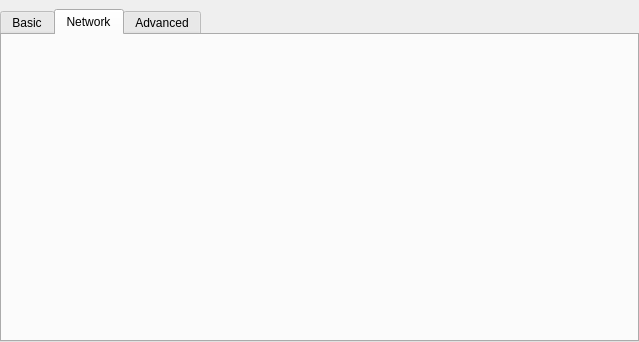
Ummon/D-LAN, file application/GUI/Settings/WidgetSettings.ui: the form before one commit.
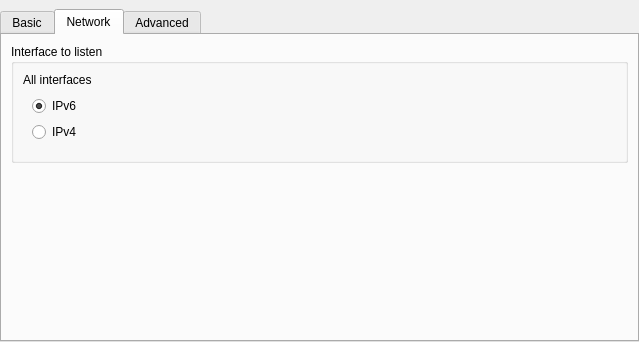
The form after the commit. Icons and pictures are not drawn.

Commit message: User can choose which interface (IP) to listen.

The edit to the form file:
```diff
--- a/application/GUI/Settings/WidgetSettings.ui
+++ b/application/GUI/Settings/WidgetSettings.ui
@@ -174,6 +174,69 @@
       <attribute name="title">
        <string>Network</string>
       </attribute>
+      <layout class="QVBoxLayout" name="layNetwork">
+       <item>
+        <widget class="QGroupBox" name="grpInterfaces">
+         <property name="title">
+          <string>Interface to listen</string>
+         </property>
+         <layout class="QVBoxLayout" name="layInterfaces">
+          <item>
+           <widget class="QLabel" name="lblAnyInterface">
+            <property name="text">
+             <string>All interfaces</string>
+            </property>
+           </widget>
+          </item>
+          <item>
+           <widget class="QWidget" name="widgetAllInterfaces" native="true">
+            <layout class="QVBoxLayout" name="verticalLayout_2">
+             <property name="topMargin">
+              <number>3</number>
+             </property>
+             <item>
+              <widget class="QRadioButton" name="radIPv6">
+               <property name="text">
+                <string>IPv6</string>
+               </property>
+               <property name="checked">
+                <bool>true</bool>
+               </property>
+               <attribute name="buttonGroup">
+                <string>grpAddressesToListenTo</string>
+               </attribute>
+              </widget>
+             </item>
+             <item>
+              <widget class="QRadioButton" name="radIPv4">
+               <property name="text">
+                <string>IPv4</string>
+               </property>
+               <attribute name="buttonGroup">
+                <string>grpAddressesToListenTo</string>
+               </attribute>
+              </widget>
+             </item>
+            </layout>
+           </widget>
+          </item>
+         </layout>
+        </widget>
+       </item>
+       <item>
+        <spacer name="verticalSpacer_2">
+         <property name="orientation">
+          <enum>Qt::Vertical</enum>
+         </property>
+         <property name="sizeHint" stdset="0">
+          <size>
+           <width>20</width>
+           <height>40</height>
+          </size>
+         </property>
+        </spacer>
+       </item>
+      </layout>
      </widget>
      <widget class="QWidget" name="tabAdvancedSettings">
       <attribute name="title">
```
Left out of the diff: 3 changed lines with no effect on the pictures. The commit also changes 20 other files.
